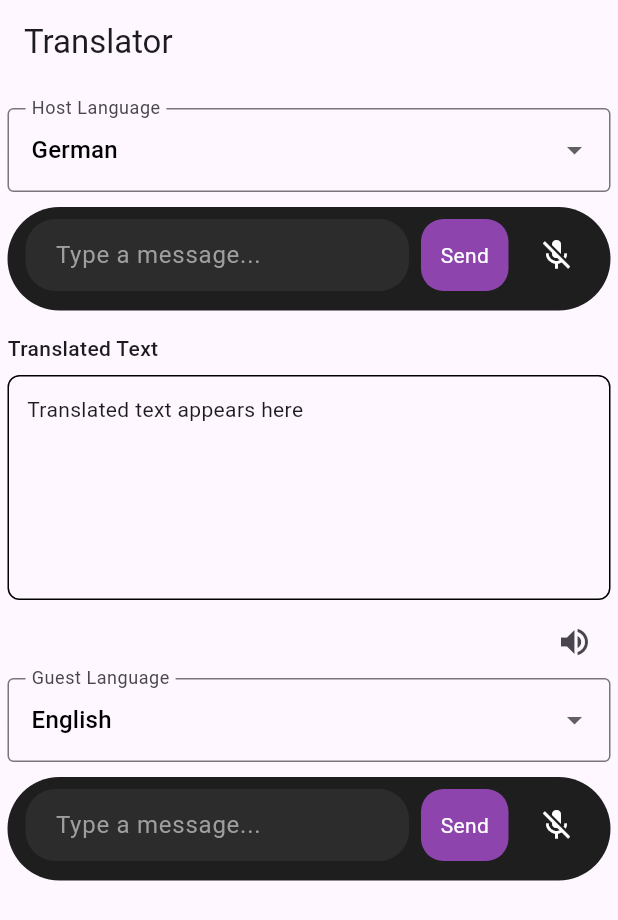
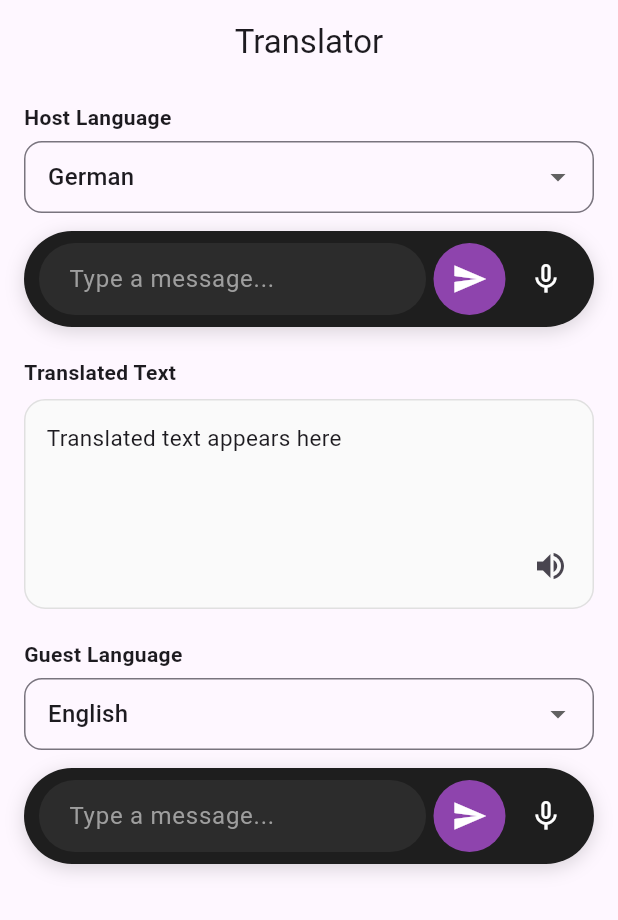
Before and after one commit to yudhisthira123/translation_ollama, a Flutter app: the screen it shows after launch, on a phone screen of 412 x 824 dp. Shown: the top 920 px of the screen. Run offline on Flutter 3.47's test engine with Material 3 defaults, Android fonts, the phone set to English and light mode, and no system bars; our stand-ins replace flutter_tts, speech_to_text; missing offline and left inert: ollama_dart.

Commit message:
UI changes and animation added for mic.

```diff
--- a/lib/screens/translation_screen.dart
+++ b/lib/screens/translation_screen.dart
@@ -12,35 +12,33 @@ class TranslationScreen extends StatelessWidget {
       builder: (context, provider, child) {
         return Scaffold(
           resizeToAvoidBottomInset: true,
-          appBar: AppBar(title: const Text("Translator")),
-          body: Column(
+          appBar: AppBar(
+            title: const Text("Translator"),
+            centerTitle: true,
+          ),
+          body: SafeArea(
+            child: SingleChildScrollView(
+              padding: const EdgeInsets.symmetric(horizontal: 16, vertical: 12),
+              child: Column(
+                crossAxisAlignment: CrossAxisAlignment.start,
                 children: [
-              Expanded(
-                child: SingleChildScrollView(
-                  child: SafeArea(
-                    child: Padding(
-                      padding: const EdgeInsets.symmetric(vertical: 16, horizontal: 5),
-                      child: Column(
-                        children: [
+
+                  /// HOST LANGUAGE
+                  _buildTextWidget("Host Language"),
+                  const SizedBox(height: 6),
 
                   DropdownButtonFormField<String>(
                     value: provider.hostLanguage,
-                            decoration: const InputDecoration(
-                              labelText: "Host Language",
-                              border: OutlineInputBorder(),
+                    decoration: InputDecoration(
+                      border: OutlineInputBorder(
+                        borderRadius: BorderRadius.circular(12),
+                      ),
+                      contentPadding: const EdgeInsets.symmetric(horizontal: 12),
                     ),
                     items: provider.languages.map((lang) {
-                              // bool disabled =
-                              //     lang == provider.targetLanguage;
-
                       return DropdownMenuItem(
                         value: lang,
-                                child: Text(
-                                  lang,
-                                  style: TextStyle(
-                                    color: Colors.black,
-                                  ),
-                                ),
+                        child: Text(lang),
                       );
                     }).toList(),
                     onChanged: (val) {
@@ -50,46 +48,48 @@ class TranslationScreen extends StatelessWidget {
                     },
                   ),
 
-                          const SizedBox(height: 10,),
-                          ChatInputWidget(translationProvider: provider, isHost: true,),
+                  const SizedBox(height: 12),
 
-                          const SizedBox(height: 15),
+                  ChatInputWidget(
+                    translationProvider: provider,
+                    isHost: true,
+                  ),
 
-                          Row(
+                  const SizedBox(height: 20),
+
+                  /// TRANSLATED TEXT
+                  _buildTextWidget("Translated Text"),
+
+                  const SizedBox(height: 8),
+
+                  Container(
+                    width: double.infinity,
+                    constraints: const BoxConstraints(minHeight: 140),
+                    padding: const EdgeInsets.all(14),
+                    decoration: BoxDecoration(
+                      color: Colors.grey.shade50,
+                      borderRadius: BorderRadius.circular(14),
+                      border: Border.all(color: Colors.grey.shade300),
+                    ),
+                    child: Stack(
                       children: [
-                              Text(
-                                "Translated Text",
-                                style: TextStyle(
-                                    fontSize: 14,
-                                    fontWeight: FontWeight.w500
-                                ),
-                              ),
-                            ],
-                          ),
-                          const SizedBox(height: 8),
-                          Column(
-                            crossAxisAlignment: CrossAxisAlignment.end,
-                            children: [
-                              Container(
-                                height: 150,
-                                width: double.infinity,
-                                padding: const EdgeInsets.all(12),
-                                decoration: BoxDecoration(
-                                  border: Border.all(),
-                                  borderRadius: BorderRadius.circular(8),
-                                ),
-                                child: SingleChildScrollView(
+
+                        SingleChildScrollView(
                           child: Text(
                             provider.translatedText.isEmpty
                                 ? "Translated text appears here"
                                 : provider.translatedText,
+                            style: const TextStyle(
+                              fontSize: 15,
+                              height: 1.4,
                             ),
                           ),
                         ),
 
-                              const SizedBox(height: 4),
-
-                              IconButton(
+                        Positioned(
+                          right: -10,
+                          bottom: -10,
+                          child: IconButton(
                             icon: Icon(
                               provider.isSpeaking
                                   ? Icons.stop
@@ -105,27 +105,31 @@ class TranslationScreen extends StatelessWidget {
                                 await provider.speak(text);
                               }
                             },
+                          ),
                         )
                       ],
                     ),
+                  ),
 
-                          /// TARGET
+                  const SizedBox(height: 20),
+
+                  /// GUEST LANGUAGE
+                  _buildTextWidget("Guest Language"),
+
+                  const SizedBox(height: 6),
+
                   DropdownButtonFormField<String>(
                     value: provider.guestLanguage,
-                            decoration: const InputDecoration(
-                              labelText: "Guest Language",
-                              border: OutlineInputBorder(),
+                    decoration: InputDecoration(
+                      border: OutlineInputBorder(
+                        borderRadius: BorderRadius.circular(12),
+                      ),
+                      contentPadding: const EdgeInsets.symmetric(horizontal: 12),
                     ),
                     items: provider.languages.map((lang) {
-
                       return DropdownMenuItem(
                         value: lang,
-                                child: Text(
-                                  lang,
-                                  style: TextStyle(
-                                    color: Colors.black,
-                                  ),
-                                ),
+                        child: Text(lang),
                       );
                     }).toList(),
                     onChanged: (val) {
@@ -135,24 +139,29 @@ class TranslationScreen extends StatelessWidget {
                     },
                   ),
 
-                          const SizedBox(height: 10,),
-                          ChatInputWidget(translationProvider: provider, isHost: false,),
+                  const SizedBox(height: 12),
 
-                          const SizedBox(height: 10),
+                  ChatInputWidget(
+                    translationProvider: provider,
+                    isHost: false,
+                  ),
 
+                  const SizedBox(height: 20),
                 ],
               ),
             ),
-                  ),
-                ),
-              ),
-
-              /// INPUT FIELD
-              // ChatInputWidget(translationProvider: provider),
-            ],
           ),
         );
       },
     );
   }
+  Widget _buildTextWidget(String value) {
+    return Text(
+      value,
+      style: TextStyle(
+        fontSize: 14,
+        fontWeight: FontWeight.w600,
+      ),
+    );
   }
+}
--- a/lib/util/widgets/chatInputWidget.dart
+++ b/lib/util/widgets/chatInputWidget.dart
@@ -16,19 +16,32 @@ class ChatInputWidget extends StatefulWidget {
   State<ChatInputWidget> createState() => _ChatInputWidgetState();
 }
 
-class _ChatInputWidgetState extends State<ChatInputWidget> {
+class _ChatInputWidgetState extends State<ChatInputWidget> with SingleTickerProviderStateMixin {
   final TextEditingController messageController = TextEditingController();
   late stt.SpeechToText _speech;
   bool _isListening = false;
   String _lastWords = "";
   bool _speechEnabled = false;
   bool _receivedFinalResult = false;
+  late AnimationController _micAnimationController;
+  late Animation<double> _micAnimation;
 
 
   @override
   void initState() {
     super.initState();
     _speech = stt.SpeechToText();
+    _micAnimationController = AnimationController(
+      vsync: this,
+      duration: const Duration(milliseconds: 800),
+    );
+
+    _micAnimation = Tween<double>(begin: 1.0, end: 1.1).animate(
+      CurvedAnimation(
+        parent: _micAnimationController,
+        curve: Curves.easeInOut,
+      ),
+    );
 
     _speech.initialize(
       onStatus: _onSpeechStatus,
@@ -110,6 +123,7 @@ class _ChatInputWidgetState extends State<ChatInputWidget> {
     }
 
     setState(() => _isListening = true);
+    _micAnimationController.repeat(reverse: true);
     _speech.listen(
       onResult: (val) {
         if (!_isListening) return;
@@ -145,11 +159,12 @@ class _ChatInputWidgetState extends State<ChatInputWidget> {
           ? widget.translationProvider.languageCodes[widget.translationProvider.hostLanguage]
           : widget.translationProvider.languageCodes[widget.translationProvider.guestLanguage],
     );
-    // }
   }
 
   void _stopListening() {
     setState(() => _isListening = false);
+    _micAnimationController.stop();
+    _micAnimationController.reset();
     _speech.stop();
   }
 
@@ -178,22 +193,23 @@ class _ChatInputWidgetState extends State<ChatInputWidget> {
   @override
   Widget build(BuildContext context) {
     return Center(
-      child: SizedBox(
-        width: 550,
-        child: Column(
-          crossAxisAlignment: CrossAxisAlignment.end,
-          children: [
-            Container(
-              width: 550,
-              padding: const EdgeInsets.symmetric(horizontal: 12, vertical: 8),
+      child: ConstrainedBox(
+        constraints: BoxConstraints(maxWidth: 550),
+        child: Container(
+          width: 550,// Given 550 so that it will look good on web also.
+          padding: const EdgeInsets.symmetric(horizontal: 10, vertical: 8),
           decoration: BoxDecoration(
             color: const Color(0xFF1E1E1E),
             borderRadius: BorderRadius.circular(40),
+            boxShadow: [
+              BoxShadow(
+                color: Colors.black.withOpacity(0.15),
+                blurRadius: 10,
+                offset: const Offset(0, 3),
+              )
+            ],
           ),
-              child: Column(
-                crossAxisAlignment: CrossAxisAlignment.end,
-                children: [
-                  Row(
+          child: Row(
             children: [
               Expanded(
                 child: TextField(
@@ -210,12 +226,11 @@ class _ChatInputWidgetState extends State<ChatInputWidget> {
                       vertical: 12,
                     ),
                     border: OutlineInputBorder(
-                              borderRadius: BorderRadius.circular(20),
+                      borderRadius: BorderRadius.circular(30),
                       borderSide: BorderSide.none,
                     ),
                   ),
-                          textInputAction:
-                          TextInputAction.send,
+                  textInputAction: TextInputAction.send,
                   onSubmitted: (value) {
                     if (value.trim().isNotEmpty) {
                       _sendMessage();
@@ -223,51 +238,67 @@ class _ChatInputWidgetState extends State<ChatInputWidget> {
                   },
                 ),
               ),
-                      const SizedBox(width: 8),
-                      // send button
-                      Container(
+              const SizedBox(width: 5),
+              _buildSendButton(), // SEND BUTTON
+              const SizedBox(width: 5),
+              _buildMicButton(), // MIC BUTTON
+            ],
+          ),
+        ),
+      ),
+    );
+  }
+  @override
+  void dispose() {
+    _speech.stop();
+    _micAnimationController.dispose();
+    messageController.dispose();
+    super.dispose();
+  }
+
+  Widget _buildSendButton() {
+    return Container(
       decoration: BoxDecoration(
         color: const Color(0xFF8E44AD),
-                          borderRadius: BorderRadius.circular(15),
+        borderRadius: BorderRadius.circular(50),
       ),
-                        padding: EdgeInsetsGeometry.symmetric(horizontal: 5),
       child: IconButton(
-                          icon: Text("Send", style: TextStyle(color: Colors.white)),
+        icon: const Icon(Icons.send, color: Colors.white),
         onPressed: _sendMessage,
       ),
-                      ),
-                      const SizedBox(width: 8),
-                      // mic button
-                      // if(kIsWeb)
-                        IconButton(
-                          icon: Icon(
-                            _isListening ? Icons.mic : Icons.mic_off,
-                            color: Colors.white,
-                          ),
-                          onPressed: () {
+    );
+  }
+
+  Widget _buildMicButton() {
+    return GestureDetector(
+      onTap: () {
         if (_isListening) {
           _stopListening();
         } else {
           _startListening();
         }
       },
+      child: AnimatedBuilder(
+        animation: _micAnimationController,
+        builder: (context, child) {
+          return Transform.scale(
+            scale: _isListening ? _micAnimation.value : 1,
+            child: Container(
+              padding: const EdgeInsets.all(10),
+              decoration: BoxDecoration(
+                color: _isListening
+                    ? const Color(0xFF8E44AD)
+                    : Colors.transparent,
+                shape: BoxShape.circle,
               ),
-                    ],
-                  ),
-                  Container(color: Colors.transparent, height: 5),
-                ],
-              ),
-            ),
-          ],
+              child: Icon(
+                _isListening ? Icons.mic : Icons.mic_none,
+                color: Colors.white,
               ),
             ),
           );
-  }
-
-  @override
-  void dispose() {
-    _speech.stop();
-    messageController.dispose();
-    super.dispose();
+        },
+      ),
+    );
   }
 }
```
Lines whose indentation alone changed are shown as unchanged.
